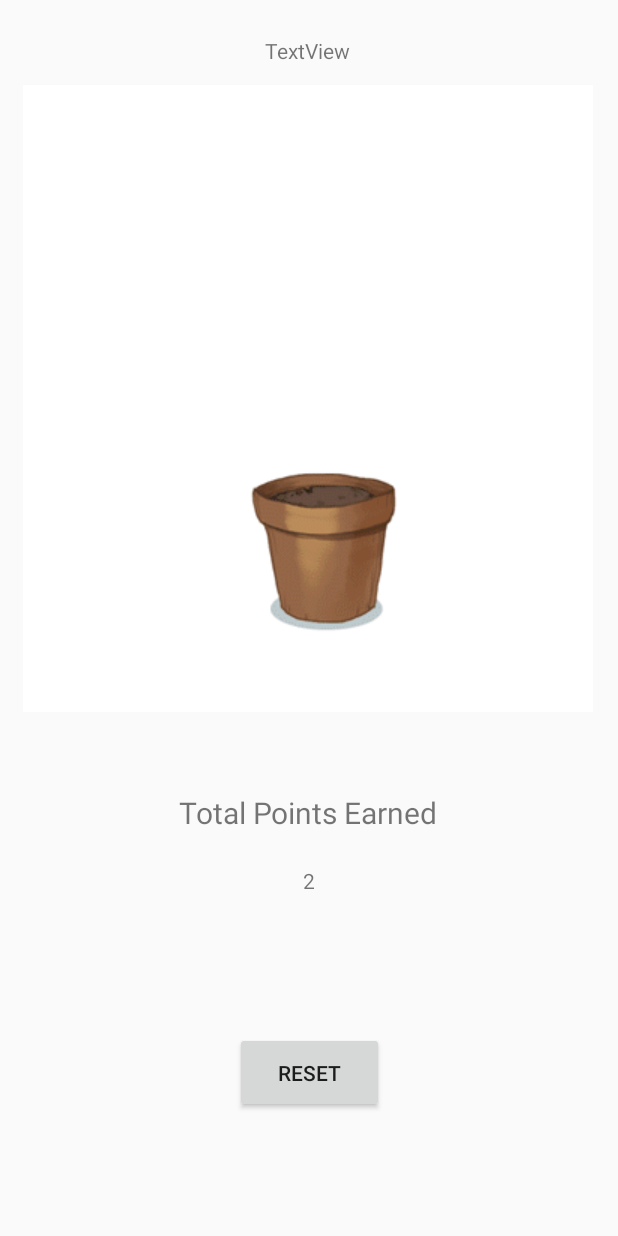
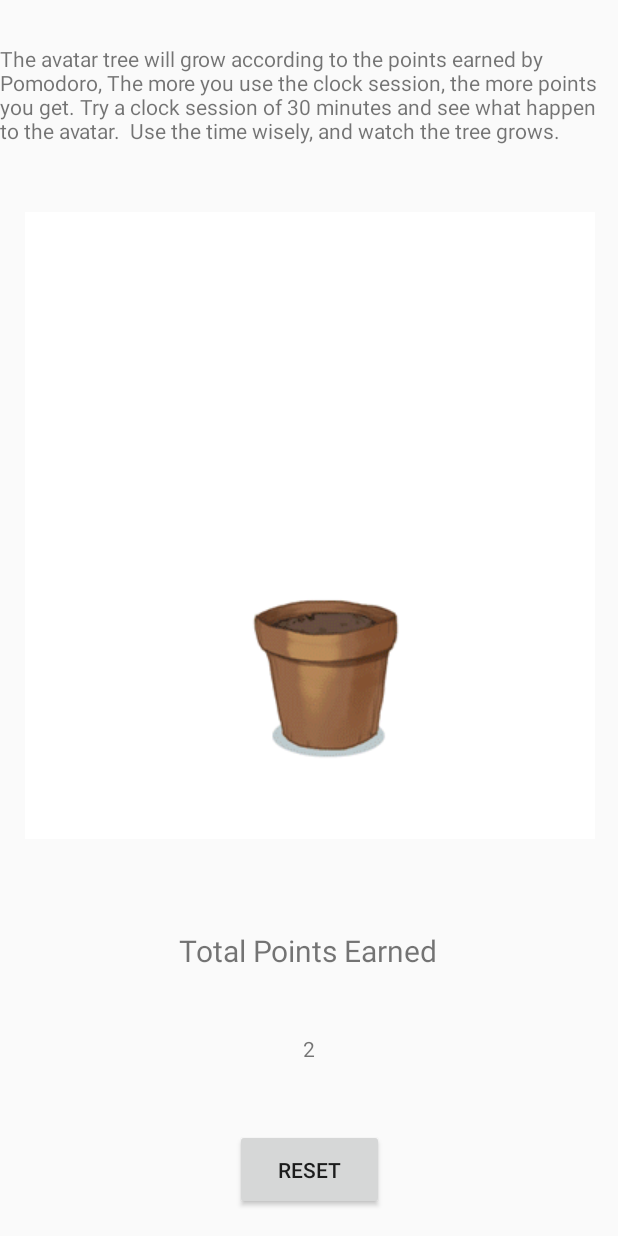
Before and after one commit to SammyDeAgent/uccd3223-iridium-pomodoro-app, an Android app: the fragment SlideshowFragment shown on its own in the app's theme, on a phone screen of 412 x 824 dp. Run offline under Robolectric (Android 15) with nearby library versions, the phone set to English and light mode, and no system bars.

Commit message:
update comments for avatar

```diff
--- a/app/src/main/java/cyto/iridium/iridium/ui/slideshow/SlideshowViewModel.java
+++ b/app/src/main/java/cyto/iridium/iridium/ui/Avatar/SlideshowViewModel.java
@@ -1,4 +1,4 @@
-package cyto.iridium.iridium.ui.slideshow;
+package cyto.iridium.iridium.ui.Avatar;
 
 import androidx.lifecycle.LiveData;
 import androidx.lifecycle.MutableLiveData;
--- a/app/src/main/res/layout/fragment_slideshow.xml
+++ b/app/src/main/res/layout/fragment_slideshow.xml
@@ -4,19 +4,21 @@
     xmlns:tools="http://schemas.android.com/tools"
     android:layout_width="match_parent"
     android:layout_height="match_parent"
-    tools:context=".ui.slideshow.SlideshowFragment">
+    tools:context=".ui.Avatar.SlideshowFragment">
 
     <TextView
         android:id="@+id/textView3"
         android:layout_width="wrap_content"
         android:layout_height="wrap_content"
-        android:text="TextView"
+        android:text="The avatar tree will grow according to the points earned by Pomodoro,
+The more you use the clock session, the more points you get. Try a clock session of 30 minutes and see what happen to the avatar.
+ Use the time wisely, and watch the tree grows."
         app:layout_constraintBottom_toTopOf="@+id/growingtree"
         app:layout_constraintEnd_toEndOf="parent"
-        app:layout_constraintHorizontal_bias="0.498"
+        app:layout_constraintHorizontal_bias="0.0"
         app:layout_constraintStart_toStartOf="parent"
         app:layout_constraintTop_toTopOf="parent"
-        app:layout_constraintVertical_bias="0.64" />
+        app:layout_constraintVertical_bias="0.4" />
 
     <TextView
         android:id="@+id/prefpoints2"
@@ -32,20 +34,20 @@
         app:layout_constraintHorizontal_bias="0.497"
         app:layout_constraintStart_toStartOf="parent"
         app:layout_constraintTop_toBottomOf="@+id/growingtree"
-        app:layout_constraintVertical_bias="0.177" />
+        app:layout_constraintVertical_bias="0.281" />
 
     <pl.droidsonroids.gif.GifImageView
         android:id="@+id/growingtree"
         android:layout_width="wrap_content"
         android:layout_height="wrap_content"
+        android:duration="10000"
         android:src="@drawable/tree0"
         app:layout_constraintBottom_toBottomOf="parent"
         app:layout_constraintEnd_toEndOf="parent"
-        app:layout_constraintHorizontal_bias="0.483"
+        app:layout_constraintHorizontal_bias="0.516"
         app:layout_constraintStart_toStartOf="parent"
         app:layout_constraintTop_toTopOf="parent"
-        app:layout_constraintVertical_bias="0.14"
-        android:duration="10000"/>
+        app:layout_constraintVertical_bias="0.348" />
 
     <TextView
         android:id="@+id/earnedpoint"
@@ -57,7 +59,7 @@
         app:layout_constraintEnd_toEndOf="parent"
         app:layout_constraintStart_toStartOf="parent"
         app:layout_constraintTop_toBottomOf="@+id/prefpoints2"
-        app:layout_constraintVertical_bias="0.0" />
+        app:layout_constraintVertical_bias="0.17" />
 
     <Button
         android:id="@+id/resetbutton"
@@ -68,6 +70,6 @@
         app:layout_constraintEnd_toEndOf="parent"
         app:layout_constraintStart_toStartOf="parent"
         app:layout_constraintTop_toBottomOf="@+id/earnedpoint"
-        app:layout_constraintVertical_bias="0.471" />
+        app:layout_constraintVertical_bias="0.587" />
 
 </androidx.constraintlayout.widget.ConstraintLayout>
--- a/app/src/main/res/navigation/mobile_navigation.xml
+++ b/app/src/main/res/navigation/mobile_navigation.xml
@@ -19,7 +19,7 @@
 
     <fragment
         android:id="@+id/nav_slideshow"
-        android:name="cyto.iridium.iridium.ui.slideshow.SlideshowFragment"
+        android:name="cyto.iridium.iridium.ui.Avatar.SlideshowFragment"
         android:label="@string/menu_slideshow"
         tools:layout="@layout/fragment_slideshow" />
 </navigation>
```
Also changed, not shown: app/src/main/java/cyto/iridium/iridium/ui/Avatar/SlideshowFragment.java (renamed from app/src/main/java/cyto/iridium/iridium/ui/slideshow/SlideshowFragment.java, +11 -14 lines), app/src/main/java/cyto/iridium/iridium/ui/clock/ClockFragment.java (+4 -5 lines).
